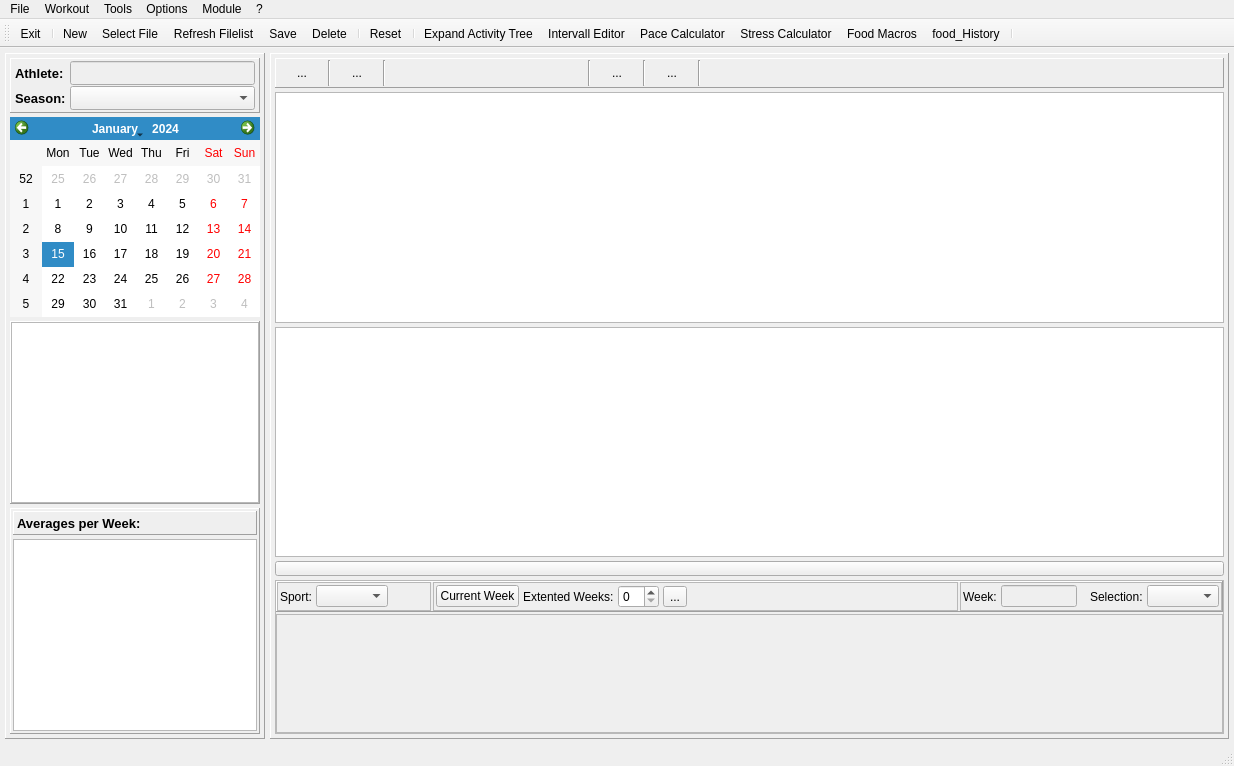
Tria-Andy/WorkoutEditor, file mainwindow.ui: the form before one commit.
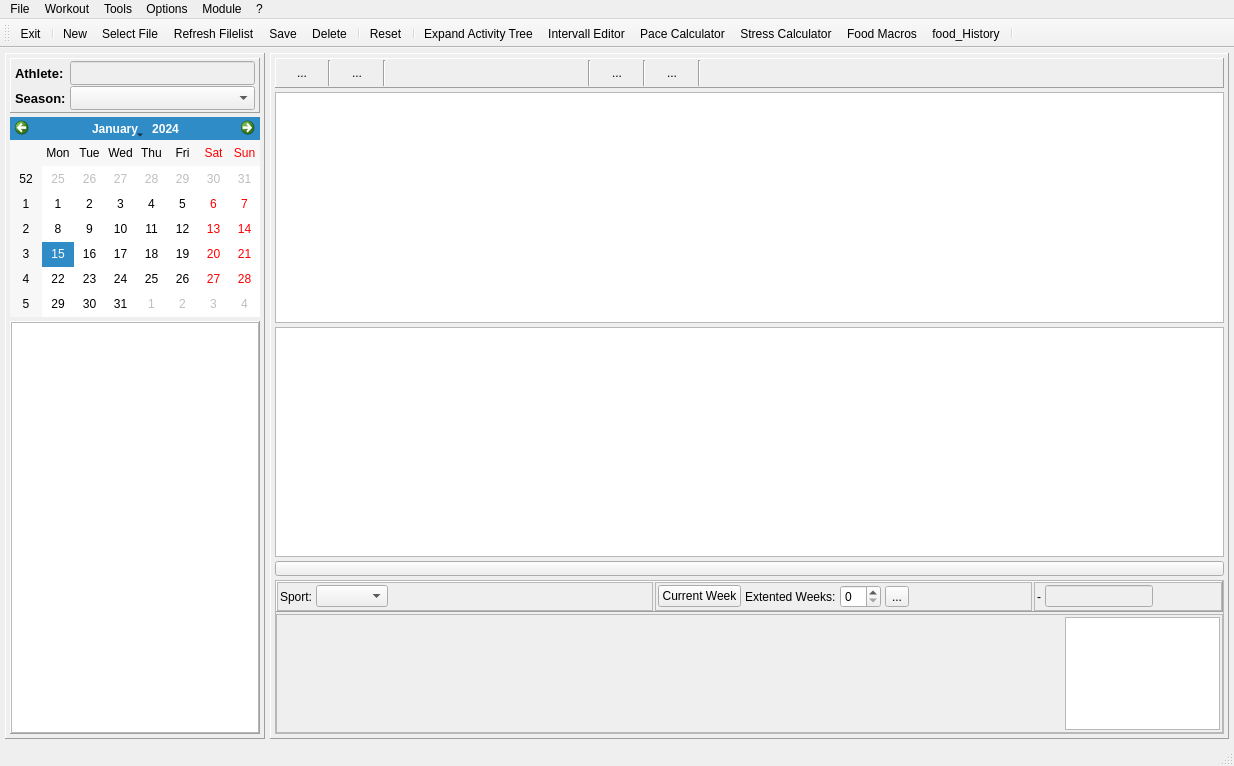
The form after the commit. Icons and pictures are not drawn. Custom widgets are drawn as their Qt base class.

Patch:
```diff
--- a/mainwindow.ui
+++ b/mainwindow.ui
@@ -284,68 +284,6 @@
              </layout>
             </widget>
            </item>
-           <item>
-            <widget class="QFrame" name="frame_YearAvg">
-             <property name="minimumSize">
-              <size>
-               <width>250</width>
-               <height>200</height>
-              </size>
-             </property>
-             <property name="frameShape">
-              <enum>QFrame::Panel</enum>
-             </property>
-             <property name="frameShadow">
-              <enum>QFrame::Raised</enum>
-             </property>
-             <layout class="QVBoxLayout" name="verticalLayout_2">
-              <property name="spacing">
-               <number>4</number>
-              </property>
-              <property name="leftMargin">
-               <number>2</number>
-              </property>
-              <property name="topMargin">
-               <number>2</number>
-              </property>
-              <property name="rightMargin">
-               <number>2</number>
-              </property>
-              <property name="bottomMargin">
-               <number>2</number>
-              </property>
-              <item>
-               <widget class="QLabel" name="label_4">
-                <property name="minimumSize">
-                 <size>
-                  <width>0</width>
-                  <height>24</height>
-                 </size>
-                </property>
-                <property name="font">
-                 <font>
-                  <pointsize>10</pointsize>
-                  <weight>75</weight>
-                  <bold>true</bold>
-                 </font>
-                </property>
-                <property name="frameShape">
-                 <enum>QFrame::Panel</enum>
-                </property>
-                <property name="frameShadow">
-                 <enum>QFrame::Raised</enum>
-                </property>
-                <property name="text">
-                 <string>Averages per Week:</string>
-                </property>
-               </widget>
-              </item>
-              <item>
-               <widget class="QTableView" name="tableView_yearAvg"/>
-              </item>
-             </layout>
-            </widget>
-           </item>
           </layout>
          </widget>
         </item>
@@ -763,6 +701,12 @@
                  </property>
                  <item>
                   <widget class="QFrame" name="frame_saisonEstimate">
+                   <property name="sizePolicy">
+                    <sizepolicy hsizetype="Preferred" vsizetype="Preferred">
+                     <horstretch>2</horstretch>
+                     <verstretch>0</verstretch>
+                    </sizepolicy>
+                   </property>
                    <property name="frameShape">
                     <enum>QFrame::StyledPanel</enum>
                    </property>
@@ -919,14 +863,14 @@
                      <number>2</number>
                     </property>
                     <item>
-                     <widget class="QLabel" name="label_13">
+                     <widget class="QLabel" name="label_selection">
                       <property name="text">
-                       <string>Week:</string>
+                       <string>-</string>
                       </property>
                      </widget>
                     </item>
                     <item>
-                     <widget class="QLineEdit" name="lineEdit_currentWeek">
+                     <widget class="QLineEdit" name="lineEdit_currentSelect">
                       <property name="enabled">
                        <bool>false</bool>
                       </property>
@@ -951,16 +895,6 @@
                       </property>
                      </spacer>
                     </item>
-                    <item>
-                     <widget class="QLabel" name="label_12">
-                      <property name="text">
-                       <string>Selection:</string>
-                      </property>
-                     </widget>
-                    </item>
-                    <item>
-                     <widget class="QComboBox" name="comboBox_weekSelection"/>
-                    </item>
                    </layout>
                   </widget>
                  </item>
@@ -1007,6 +941,16 @@
                    </property>
                   </widget>
                  </item>
+                 <item>
+                  <widget class="QCustomPlot" name="widget_planning" native="true">
+                   <property name="sizePolicy">
+                    <sizepolicy hsizetype="Preferred" vsizetype="Preferred">
+                     <horstretch>2</horstretch>
+                     <verstretch>2</verstretch>
+                    </sizepolicy>
+                   </property>
+                  </widget>
+                 </item>
                  <item>
                   <widget class="QCustomPlot" name="widget_distributionPlot" native="true">
                    <property name="sizePolicy">
@@ -1017,6 +961,16 @@
                    </property>
                   </widget>
                  </item>
+                 <item>
+                  <widget class="QTableWidget" name="tableWidget_weekAvg">
+                   <property name="sizePolicy">
+                    <sizepolicy hsizetype="Preferred" vsizetype="Preferred">
+                     <horstretch>1</horstretch>
+                     <verstretch>0</verstretch>
+                    </sizepolicy>
+                   </property>
+                  </widget>
+                 </item>
                 </layout>
                </widget>
               </item>
```
